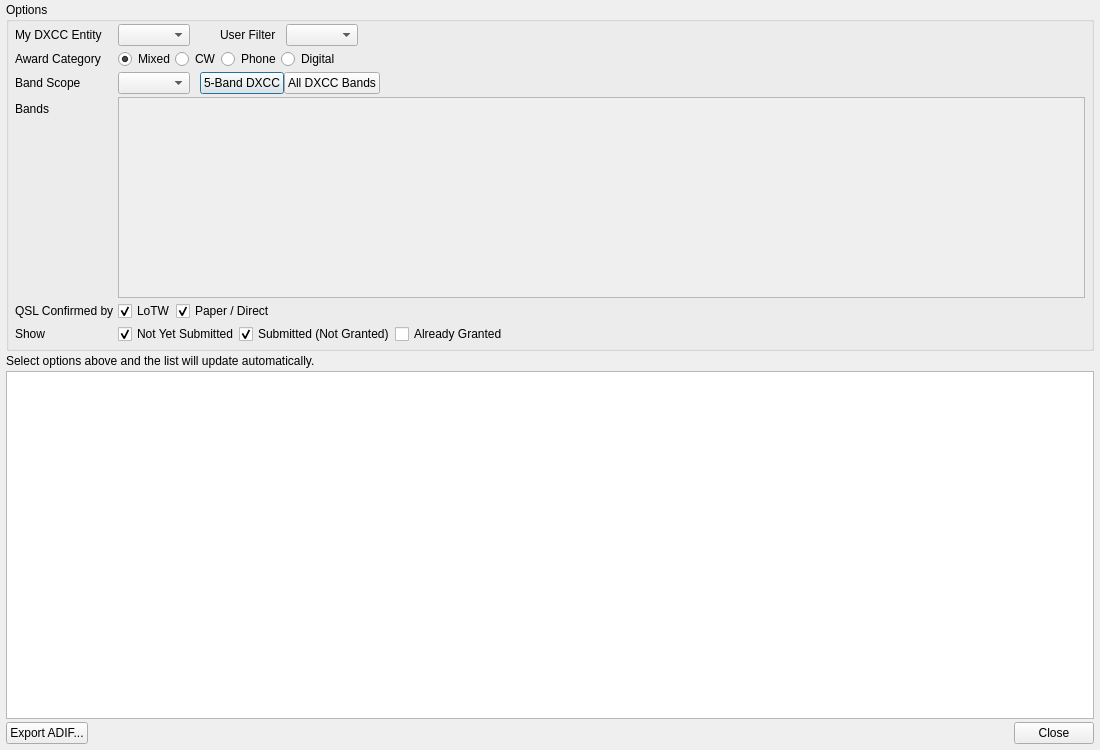
Before: the Qt Designer form ui/DXCCSubmissionDialog.ui in aa5sh/QLog, drawn with Qt 5.
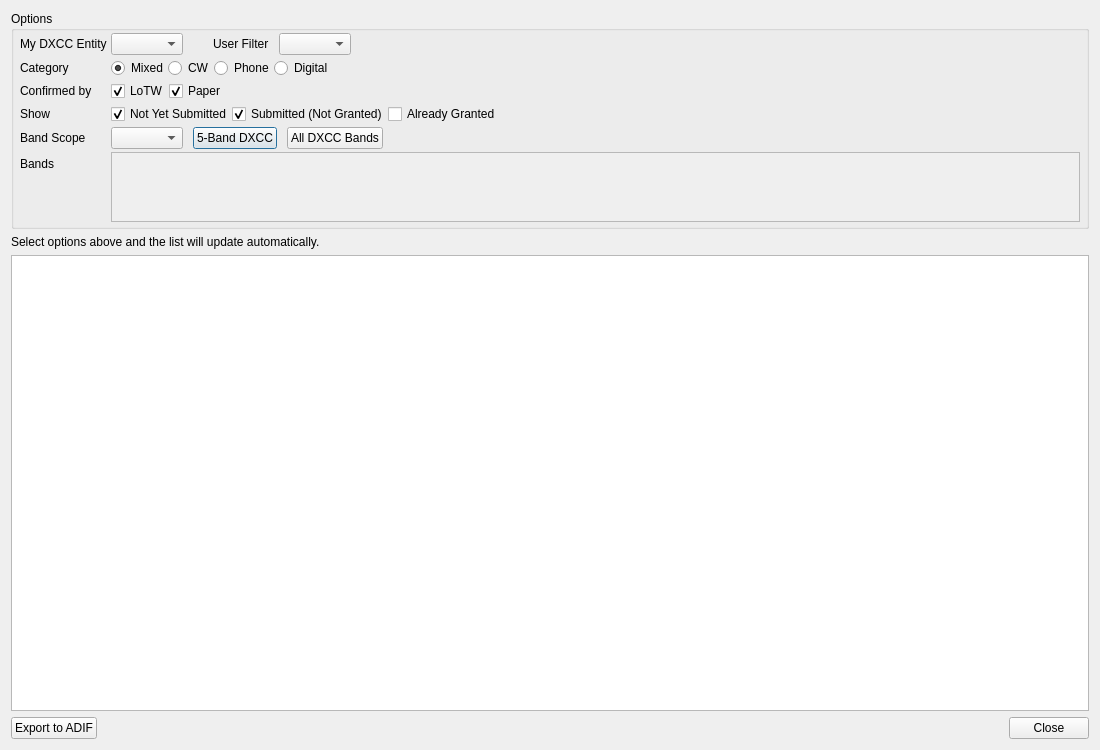
After: the same form once the commit is applied. Icons and pictures are not drawn.

Commit message: DXCC Submission: Layout unification

What changed in the file:
```diff
--- a/ui/DXCCSubmissionDialog.ui
+++ b/ui/DXCCSubmissionDialog.ui
@@ -14,21 +14,6 @@
    <string>DXCC Submission List</string>
   </property>
   <layout class="QVBoxLayout" name="verticalLayout">
-   <property name="spacing">
-    <number>3</number>
-   </property>
-   <property name="leftMargin">
-    <number>6</number>
-   </property>
-   <property name="topMargin">
-    <number>2</number>
-   </property>
-   <property name="rightMargin">
-    <number>6</number>
-   </property>
-   <property name="bottomMargin">
-    <number>6</number>
-   </property>
    <item>
     <widget class="QGroupBox" name="optionsGroupBox">
      <property name="title">
@@ -141,7 +126,7 @@
       <item row="1" column="0">
        <widget class="QLabel" name="awardCategoryLabel">
         <property name="text">
-         <string>Award Category</string>
+         <string>Category</string>
         </property>
        </widget>
       </item>
@@ -195,13 +180,111 @@
       </item>
       <!-- Row 2: Band Scope -->
       <item row="2" column="0">
+       <widget class="QLabel" name="confirmedByLabel">
+        <property name="text">
+         <string>Confirmed by</string>
+        </property>
+       </widget>
+      </item>
+      <item row="2" column="1">
+       <layout class="QHBoxLayout" name="qslConfirmLayout">
+        <item>
+         <widget class="QCheckBox" name="lotwCheckBox">
+          <property name="text">
+           <string>LoTW</string>
+          </property>
+          <property name="checked">
+           <bool>true</bool>
+          </property>
+         </widget>
+        </item>
+        <item>
+         <widget class="QCheckBox" name="paperCheckBox">
+          <property name="text">
+           <string>Paper</string>
+          </property>
+          <property name="checked">
+           <bool>true</bool>
+          </property>
+         </widget>
+        </item>
+        <item>
+         <spacer name="hSpacer7">
+          <property name="orientation">
+           <enum>Qt::Horizontal</enum>
+          </property>
+          <property name="sizeHint" stdset="0">
+           <size>
+            <width>40</width>
+            <height>20</height>
+           </size>
+          </property>
+         </spacer>
+        </item>
+       </layout>
+      </item>
+      <item row="3" column="0">
+       <widget class="QLabel" name="showStatusLabel">
+        <property name="text">
+         <string>Show</string>
+        </property>
+       </widget>
+      </item>
+      <item row="3" column="1">
+       <layout class="QHBoxLayout" name="showStatusLayout">
+        <item>
+         <widget class="QCheckBox" name="showUnsubmittedCheckBox">
+          <property name="text">
+           <string>Not Yet Submitted</string>
+          </property>
+          <property name="checked">
+           <bool>true</bool>
+          </property>
+         </widget>
+        </item>
+        <item>
+         <widget class="QCheckBox" name="showSubmittedCheckBox">
+          <property name="text">
+           <string>Submitted (Not Granted)</string>
+          </property>
+          <property name="checked">
+           <bool>true</bool>
+          </property>
+         </widget>
+        </item>
+        <item>
+         <widget class="QCheckBox" name="showGrantedCheckBox">
+          <property name="text">
+           <string>Already Granted</string>
+          </property>
+          <property name="checked">
+           <bool>false</bool>
+          </property>
+         </widget>
+        </item>
+        <item>
+         <spacer name="hSpacer8">
+          <property name="orientation">
+           <enum>Qt::Horizontal</enum>
+          </property>
+          <property name="sizeHint" stdset="0">
+           <size>
+            <width>40</width>
+            <height>20</height>
+           </size>
+          </property>
+         </spacer>
+        </item>
+       </layout>
+      </item>
+      <item row="4" column="0">
        <widget class="QLabel" name="bandScopeLabel">
         <property name="text">
          <string>Band Scope</string>
         </property>
        </widget>
       </item>
-      <item row="2" column="1">
+      <item row="4" column="1">
        <layout class="QHBoxLayout" name="bandScopeLayout">
         <item>
          <widget class="QComboBox" name="bandScopeComboBox">
@@ -239,6 +322,22 @@
           </property>
          </widget>
         </item>
+        <item>
+         <spacer name="horizontalSpacer">
+          <property name="orientation">
+           <enum>Qt::Horizontal</enum>
+          </property>
+          <property name="sizeType">
+           <enum>QSizePolicy::Maximum</enum>
+          </property>
+          <property name="sizeHint" stdset="0">
+           <size>
+            <width>10</width>
+            <height>10</height>
+           </size>
+          </property>
+         </spacer>
+        </item>
         <item>
          <widget class="QPushButton" name="allBandsButton">
           <property name="text">
@@ -264,16 +363,21 @@
         </item>
        </layout>
       </item>
-      <!-- Row 3: Band Checkboxes (shown when custom scope) -->
-      <item row="3" column="0">
+      <item row="5" column="0">
        <widget class="QLabel" name="bandsLabel">
         <property name="text">
          <string>Bands</string>
         </property>
        </widget>
       </item>
-      <item row="3" column="1">
+      <item row="5" column="1">
        <widget class="QScrollArea" name="bandScrollArea">
+        <property name="sizePolicy">
+         <sizepolicy hsizetype="Expanding" vsizetype="Maximum">
+          <horstretch>0</horstretch>
+          <verstretch>0</verstretch>
+         </sizepolicy>
+        </property>
         <property name="frameShape">
          <enum>QFrame::StyledPanel</enum>
         </property>
@@ -286,10 +390,24 @@
         <property name="verticalScrollBarPolicy">
          <enum>Qt::ScrollBarAsNeeded</enum>
         </property>
+        <property name="horizontalScrollBarPolicy">
+         <enum>Qt::ScrollBarAlwaysOff</enum>
+        </property>
+        <property name="sizeAdjustPolicy">
+         <enum>QAbstractScrollArea::AdjustToContents</enum>
+        </property>
         <property name="widgetResizable">
          <bool>true</bool>
         </property>
         <widget class="QWidget" name="bandScrollContents">
+         <property name="geometry">
+          <rect>
+           <x>0</x>
+           <y>0</y>
+           <width>946</width>
+           <height>68</height>
+          </rect>
+         </property>
          <layout class="QHBoxLayout" name="bandCheckLayout">
           <property name="spacing">
            <number>4</number>
@@ -310,106 +428,6 @@
         </widget>
        </widget>
       </item>
-      <!-- Row 4: QSL Confirmation (eQSL not accepted for DXCC) -->
-      <item row="4" column="0">
-       <widget class="QLabel" name="confirmedByLabel">
-        <property name="text">
-         <string>QSL Confirmed by</string>
-        </property>
-       </widget>
-      </item>
-      <item row="4" column="1">
-       <layout class="QHBoxLayout" name="qslConfirmLayout">
-        <item>
-         <widget class="QCheckBox" name="lotwCheckBox">
-          <property name="text">
-           <string>LoTW</string>
-          </property>
-          <property name="checked">
-           <bool>true</bool>
-          </property>
-         </widget>
-        </item>
-        <item>
-         <widget class="QCheckBox" name="paperCheckBox">
-          <property name="text">
-           <string>Paper / Direct</string>
-          </property>
-          <property name="checked">
-           <bool>true</bool>
-          </property>
-         </widget>
-        </item>
-        <item>
-         <spacer name="hSpacer7">
-          <property name="orientation">
-           <enum>Qt::Horizontal</enum>
-          </property>
-          <property name="sizeHint" stdset="0">
-           <size>
-            <width>40</width>
-            <height>20</height>
-           </size>
-          </property>
-         </spacer>
-        </item>
-       </layout>
-      </item>
-      <!-- Row 5: Show Status Filter -->
-      <item row="5" column="0">
-       <widget class="QLabel" name="showStatusLabel">
-        <property name="text">
-         <string>Show</string>
-        </property>
-       </widget>
-      </item>
-      <item row="5" column="1">
-       <layout class="QHBoxLayout" name="showStatusLayout">
-        <item>
-         <widget class="QCheckBox" name="showUnsubmittedCheckBox">
-          <property name="text">
-           <string>Not Yet Submitted</string>
-          </property>
-          <property name="checked">
-           <bool>true</bool>
-          </property>
-         </widget>
-        </item>
-        <item>
-         <widget class="QCheckBox" name="showSubmittedCheckBox">
-          <property name="text">
-           <string>Submitted (Not Granted)</string>
-          </property>
-          <property name="checked">
-           <bool>true</bool>
-          </property>
-         </widget>
-        </item>
-        <item>
-         <widget class="QCheckBox" name="showGrantedCheckBox">
-          <property name="text">
-           <string>Already Granted</string>
-          </property>
-          <property name="checked">
-           <bool>false</bool>
-          </property>
-         </widget>
-        </item>
-        <item>
-         <spacer name="hSpacer8">
-          <property name="orientation">
-           <enum>Qt::Horizontal</enum>
-          </property>
-          <property name="sizeHint" stdset="0">
-           <size>
-            <width>40</width>
-            <height>20</height>
-           </size>
-          </property>
-         </spacer>
-        </item>
-       </layout>
-      </item>
      </layout>
     </widget>
    </item>
@@ -420,7 +438,7 @@
       <string>Select options above and the list will update automatically.</string>
      </property>
      <property name="alignment">
-      <set>Qt::AlignLeft|Qt::AlignVCenter</set>
+      <set>Qt::AlignLeading|Qt::AlignLeft|Qt::AlignVCenter</set>
      </property>
     </widget>
    </item>
@@ -473,12 +491,15 @@
     <layout class="QHBoxLayout" name="bottomLayout">
      <item>
       <widget class="QPushButton" name="exportADIFButton">
-       <property name="text">
-        <string>Export ADIF...</string>
-       </property>
        <property name="toolTip">
         <string>Export the contacts listed above to an ADIF file</string>
        </property>
+       <property name="text">
+        <string>Export to ADIF</string>
+       </property>
+       <property name="icon">
+        <iconset theme="document-save-as"/>
+       </property>
       </widget>
      </item>
      <item>
@@ -496,6 +517,12 @@
      </item>
      <item>
       <widget class="QDialogButtonBox" name="buttonBox">
+       <property name="sizePolicy">
+        <sizepolicy hsizetype="Maximum" vsizetype="Fixed">
+         <horstretch>0</horstretch>
+         <verstretch>0</verstretch>
+        </sizepolicy>
+       </property>
        <property name="orientation">
         <enum>Qt::Horizontal</enum>
        </property>
```
Left out of the diff: 24 changed lines with no effect on the pictures.
